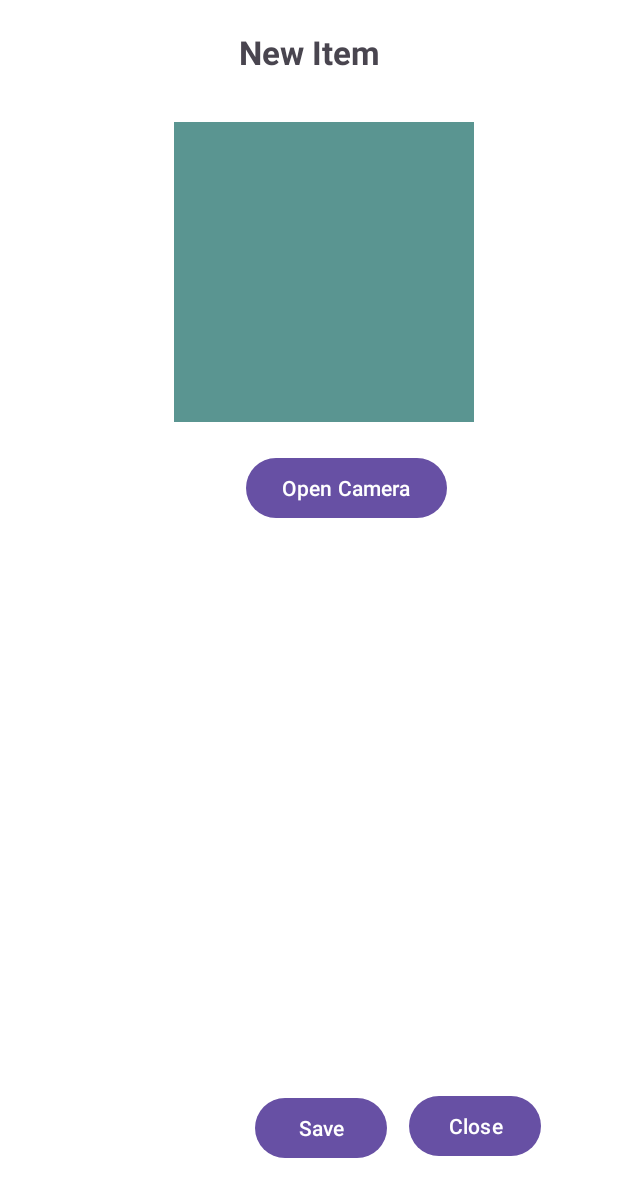
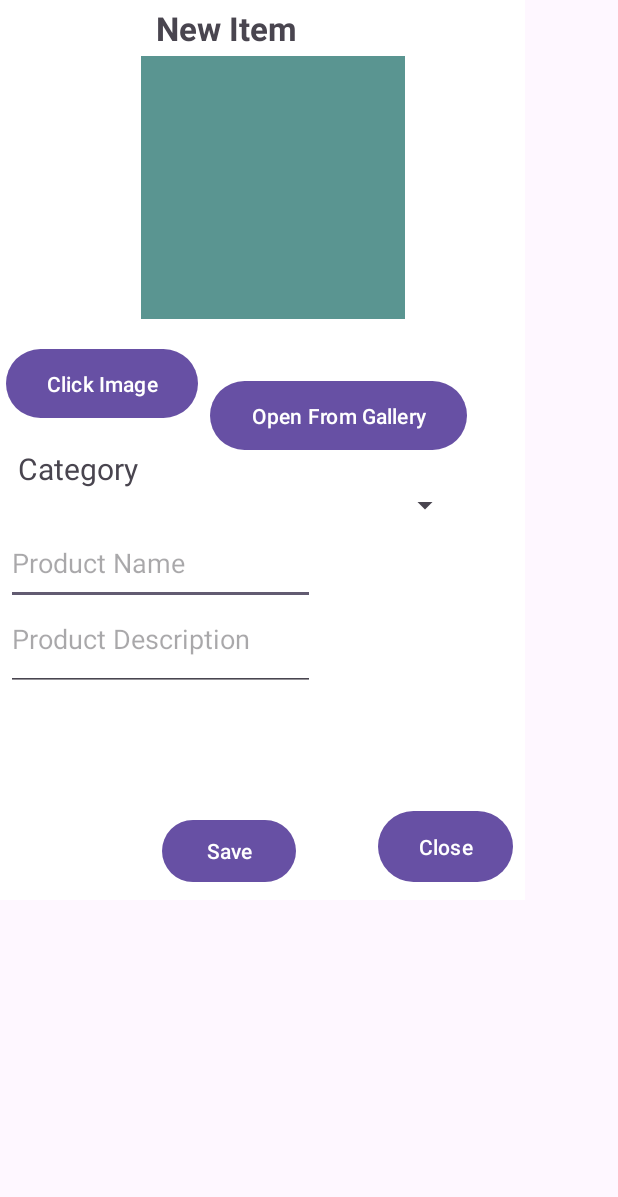
Before and after one commit to shravanibhor/Neighbourhood-Barter-system, an Android app: the layout createnew.xml on its own in the app's theme, with its tools: preview values and no code run, on a phone screen of 412 x 824 dp. Shown: the top 1197 px of the screen. Run offline under Robolectric (Android 15) with nearby library versions, the phone set to English and light mode, and no system bars; Roboto replaces fonts that are not available here.

Commit message:
opening exchange

```diff
--- a/app/src/main/AndroidManifest.xml
+++ b/app/src/main/AndroidManifest.xml
@@ -40,6 +40,7 @@
                 <category android:name="android.intent.category.LAUNCHER" />
             </intent-filter>
         </activity>
+        <activity android:name=".ExchangeActivity" />
         <activity android:name="com.example.neighbourhoodbartersystem.ProfileActivity"
             android:exported="true">
             <intent-filter>
--- a/app/src/main/res/layout/createnew.xml
+++ b/app/src/main/res/layout/createnew.xml
@@ -1,8 +1,132 @@
-<androidx.constraintlayout.widget.ConstraintLayout xmlns:android="http://schemas.android.com/apk/res/android" xmlns:tools="http://schemas.android.com/tools" xmlns:app="http://schemas.android.com/apk/res-auto" android:layout_width="match_parent" android:layout_height="match_parent" android:padding="20dp" android:background="@android:color/white">
-    <!--  Popup text in the center  -->
-    <TextView android:id="@+id/popup_text" android:layout_width="wrap_content" android:layout_height="wrap_content" android:gravity="center" android:text="New Item" android:textSize="22sp" android:textStyle="bold" app:layout_constraintEnd_toEndOf="parent" app:layout_constraintStart_toStartOf="parent" app:layout_constraintTop_toTopOf="parent"/>
-    <Button android:id="@+id/camera_button" android:layout_width="wrap_content" android:layout_height="wrap_content" android:layout_gravity="center" android:layout_marginStart="144dp" android:layout_marginTop="20dp" android:text="Open Camera" app:layout_constraintStart_toStartOf="parent" app:layout_constraintTop_toBottomOf="@+id/captured_image"/>
-    <ImageView android:id="@+id/captured_image" android:layout_width="200dp" android:layout_height="200dp" android:layout_gravity="center" android:layout_marginStart="105dp" android:layout_marginTop="32dp" android:layout_marginEnd="86dp" android:background="#5A9591" android:contentDescription="l8r" android:scaleType="centerCrop" app:layout_constraintEnd_toEndOf="parent" app:layout_constraintStart_toStartOf="parent" app:layout_constraintTop_toBottomOf="@+id/popup_text"/>
-    <Button android:id="@+id/save_button" android:layout_width="wrap_content" android:layout_height="wrap_content" android:layout_marginStart="150dp" android:layout_marginBottom="28dp" android:text="Save" app:layout_constraintBottom_toBottomOf="parent" app:layout_constraintStart_toStartOf="parent"/>
-    <Button android:id="@+id/close_button" android:layout_width="wrap_content" android:layout_height="wrap_content" android:layout_marginEnd="31dp" android:layout_marginBottom="29dp" android:text="Close" app:layout_constraintBottom_toBottomOf="parent" app:layout_constraintEnd_toEndOf="parent"/>
+<?xml version="1.0" encoding="utf-8"?>
+<androidx.constraintlayout.widget.ConstraintLayout xmlns:android="http://schemas.android.com/apk/res/android"
+    xmlns:app="http://schemas.android.com/apk/res-auto"
+    xmlns:tools="http://schemas.android.com/tools"
+    android:layout_width="350dp"
+    android:layout_height="600dp"
+    android:background="@android:color/white"
+    android:padding="0dp">
+
+    <!-- Popup text in the center -->
+
+    <TextView
+        android:id="@+id/popup_text"
+        android:layout_width="wrap_content"
+        android:layout_height="wrap_content"
+        android:layout_marginStart="104dp"
+        android:layout_marginTop="4dp"
+        android:gravity="center"
+        android:text="New Item"
+        android:textSize="22sp"
+        android:textStyle="bold"
+        app:layout_constraintStart_toStartOf="parent"
+        app:layout_constraintTop_toTopOf="parent" />
+
+    <Button
+        android:id="@+id/camera_button"
+        android:layout_width="128dp"
+        android:layout_height="54dp"
+        android:layout_gravity="center"
+        android:layout_marginStart="4dp"
+        android:layout_marginTop="16dp"
+        android:text="Click Image"
+        app:layout_constraintStart_toStartOf="parent"
+        app:layout_constraintTop_toBottomOf="@+id/captured_image" />
+
+    <ImageView
+        android:id="@+id/captured_image"
+        android:layout_width="176dp"
+        android:layout_height="175dp"
+        android:layout_gravity="center"
+        android:layout_marginStart="105dp"
+        android:layout_marginTop="4dp"
+        android:layout_marginEnd="86dp"
+        android:background="#5A9591"
+        android:contentDescription="l8r"
+        android:scaleType="centerCrop"
+        app:layout_constraintEnd_toEndOf="parent"
+        app:layout_constraintHorizontal_bias="0.666"
+        app:layout_constraintStart_toStartOf="parent"
+        app:layout_constraintTop_toBottomOf="@+id/popup_text" />
+
+    <Button
+        android:id="@+id/save_button"
+        android:layout_width="89dp"
+        android:layout_height="49dp"
+        android:layout_marginStart="108dp"
+        android:layout_marginBottom="8dp"
+        android:text="Save"
+        app:layout_constraintBottom_toBottomOf="parent"
+        app:layout_constraintStart_toStartOf="parent" />
+
+    <Button
+        android:id="@+id/gallery"
+        android:layout_width="171dp"
+        android:layout_height="54dp"
+        android:layout_marginStart="140dp"
+        android:layout_marginTop="17dp"
+        android:layout_marginEnd="19dp"
+        android:layout_marginBottom="276dp"
+        android:text="Open From Gallery"
+        app:layout_constraintBottom_toBottomOf="parent"
+        app:layout_constraintEnd_toEndOf="parent"
+        app:layout_constraintHorizontal_bias="0.0"
+        app:layout_constraintStart_toStartOf="parent"
+        app:layout_constraintTop_toBottomOf="@+id/captured_image" />
+
+    <Button
+        android:id="@+id/close_button"
+        android:layout_width="90dp"
+        android:layout_height="55dp"
+        android:layout_marginEnd="8dp"
+        android:layout_marginBottom="8dp"
+        android:text="Close"
+        app:layout_constraintBottom_toBottomOf="parent"
+        app:layout_constraintEnd_toEndOf="parent" />
+
+    <Spinner
+        android:id="@+id/spinner"
+        android:layout_width="202dp"
+        android:layout_height="65dp"
+        android:layout_marginStart="2dp"
+        android:spinnerMode="dropdown"
+        app:layout_constraintStart_toEndOf="@+id/categorynew"
+        app:layout_constraintTop_toBottomOf="@+id/gallery" />
+
+    <TextView
+        android:id="@+id/categorynew"
+        android:layout_width="91dp"
+        android:layout_height="37dp"
+        android:layout_marginStart="12dp"
+        android:layout_marginTop="16dp"
+        android:text="Category"
+        android:textSize="20sp"
+        app:layout_constraintStart_toStartOf="parent"
+        app:layout_constraintTop_toBottomOf="@+id/camera_button" />
+
+    <EditText
+        android:id="@+id/pname"
+        android:layout_width="206dp"
+        android:layout_height="55dp"
+        android:layout_marginStart="4dp"
+        android:layout_marginTop="12dp"
+        android:ems="10"
+        android:hint="Product Name"
+        android:inputType="text"
+        app:layout_constraintStart_toStartOf="parent"
+        app:layout_constraintTop_toBottomOf="@+id/categorynew" />
+
+    <EditText
+        android:id="@+id/editTextTextMultiLine"
+        android:layout_width="206dp"
+        android:layout_height="57dp"
+        android:layout_marginStart="4dp"
+        android:ems="10"
+        android:gravity="start|top"
+        android:hint="Product Description"
+        android:inputType="textMultiLine"
+        app:layout_constraintStart_toStartOf="parent"
+        app:layout_constraintTop_toBottomOf="@+id/pname" />
+
+
 </androidx.constraintlayout.widget.ConstraintLayout>
--- a/app/src/main/res/values/themes.xml
+++ b/app/src/main/res/values/themes.xml
@@ -6,4 +6,7 @@
     </style>
 
     <style name="Theme.NeighbourhoodBarterSystem" parent="Base.Theme.NeighbourhoodBarterSystem" />
+    <style name="Theme.MyApp" parent="Theme.MaterialComponents.Light.DarkActionBar">
+        <!-- ... other attributes ... -->
+    </style>
 </resources>
```
Also changed, not shown: app/src/main/java/com/example/neighbourhoodbartersystem/MainActivity.java (+36 -31 lines), app/src/main/java/com/example/neighbourhoodbartersystem/YourItemsActivity.java (+34 -13 lines), app/src/main/res/layout/activity_main.xml (+44 -27 lines), app/src/main/res/layout/exchange.xml (+10 -9 lines), app/src/main/res/layout/filter_popup.xml (+4 -3 lines), app/src/main/res/menu/nav_menu.xml (+13 -4 lines).
